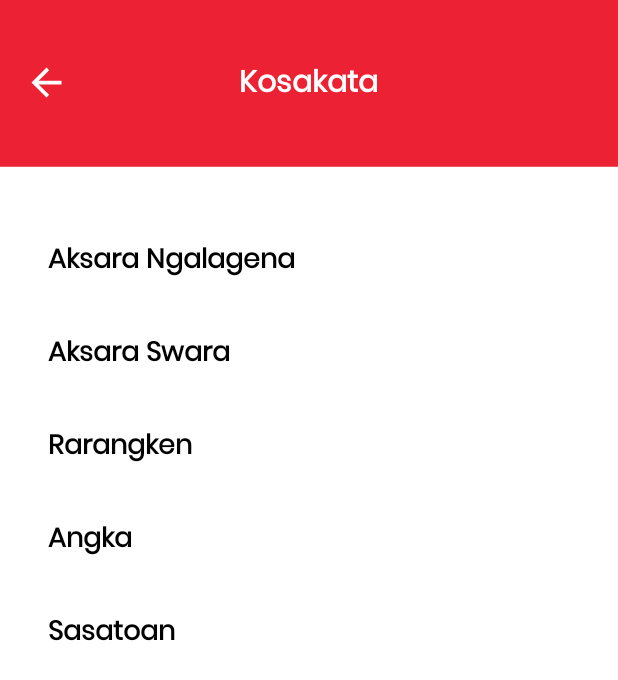
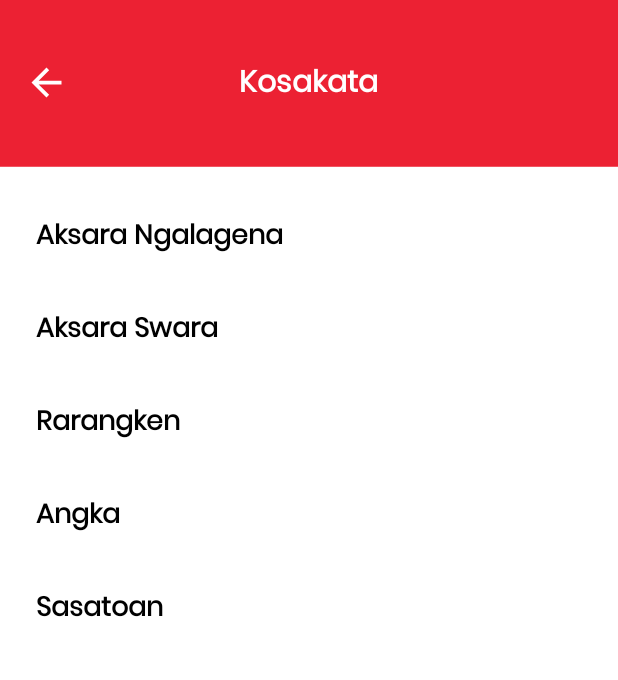
Before and after one commit to herdialfachri/sundarua, an Android app: the AksaraActivity screen opened directly, with no data from a screen before it, on a phone screen of 412 x 824 dp. Shown: the top 680 px of the screen. Run offline under Robolectric (Android 15) with nearby library versions, the phone set to English and light mode, and no system bars; our stand-ins replace Firebase (no records; nobody signed in at launch, a user with empty details on screens opened directly), Picasso; pictures from the network do not load.

Commit message:
fixing aksara UI, adding viewBinding to some Activities and adding Intent Flag for stacking

```diff
--- a/app/src/main/java/com/example/sundarua/activity/AksaraActivity.kt
+++ b/app/src/main/java/com/example/sundarua/activity/AksaraActivity.kt
@@ -50,6 +50,7 @@ class AksaraActivity : AppCompatActivity() {
 
         backToMainBtn.setOnClickListener {
             val intent = Intent(this, MainActivity::class.java)
+            intent.addFlags(Intent.FLAG_ACTIVITY_CLEAR_TOP or Intent.FLAG_ACTIVITY_SINGLE_TOP)
             startActivity(intent)
             finish()
         }
--- a/app/src/main/java/com/example/sundarua/activity/RewardActivity.kt
+++ b/app/src/main/java/com/example/sundarua/activity/RewardActivity.kt
@@ -32,7 +32,9 @@ class RewardActivity : AppCompatActivity() {
         showClaimHistory()
 
         binding.backMainBtn.setOnClickListener {
-            startActivity(Intent(this, MainActivity::class.java))
+            val intent = Intent(this, MainActivity::class.java)
+            intent.addFlags(Intent.FLAG_ACTIVITY_CLEAR_TOP or Intent.FLAG_ACTIVITY_SINGLE_TOP)
+            startActivity(intent)
             finish()
         }
     }
--- a/app/src/main/java/com/example/sundarua/activity/WordActivity.kt
+++ b/app/src/main/java/com/example/sundarua/activity/WordActivity.kt
@@ -28,7 +28,9 @@ class WordActivity : AppCompatActivity() {
 
         // Tombol kembali ke MainActivity
         binding.backMainBtn.setOnClickListener {
-            startActivity(Intent(this, MainActivity::class.java))
+            val intent = Intent(this, MainActivity::class.java)
+            intent.addFlags(Intent.FLAG_ACTIVITY_CLEAR_TOP or Intent.FLAG_ACTIVITY_SINGLE_TOP)
+            startActivity(intent)
             finish()
         }
 
--- a/app/src/main/res/layout/activity_aksara.xml
+++ b/app/src/main/res/layout/activity_aksara.xml
@@ -34,13 +34,13 @@
         <LinearLayout
             android:layout_width="match_parent"
             android:layout_height="wrap_content"
-            android:orientation="vertical"
-            android:padding="16dp">
+            android:orientation="vertical">
 
             <TextView
                 android:layout_width="wrap_content"
                 android:layout_height="wrap_content"
                 android:text="Aksara Ngalagena"
+                android:layout_marginStart="8dp"
                 android:textSize="18sp"
                 android:textStyle="bold" />
 
@@ -56,6 +56,7 @@
                 android:layout_height="wrap_content"
                 android:layout_marginTop="24dp"
                 android:text="Aksara Swara"
+                android:layout_marginStart="8dp"
                 android:textSize="18sp"
                 android:textStyle="bold" />
 
@@ -71,6 +72,7 @@
                 android:layout_height="wrap_content"
                 android:layout_marginTop="24dp"
                 android:text="Rarangken"
+                android:layout_marginStart="8dp"
                 android:textSize="18sp"
                 android:textStyle="bold" />
 
@@ -85,6 +87,7 @@
                 android:layout_height="wrap_content"
                 android:layout_marginTop="24dp"
                 android:text="Angka"
+                android:layout_marginStart="8dp"
                 android:textSize="18sp"
                 android:textStyle="bold" />
 
@@ -99,6 +102,7 @@
                 android:layout_height="wrap_content"
                 android:layout_marginTop="24dp"
                 android:text="Sasatoan"
+                android:layout_marginStart="8dp"
                 android:textSize="18sp"
                 android:textStyle="bold" />
 
```
Also changed, not shown: app/src/main/java/com/example/sundarua/activity/QuizActivity.kt (+6 -9 lines), app/src/main/res/layout/item_aksara.xml (+6 -4 lines).
